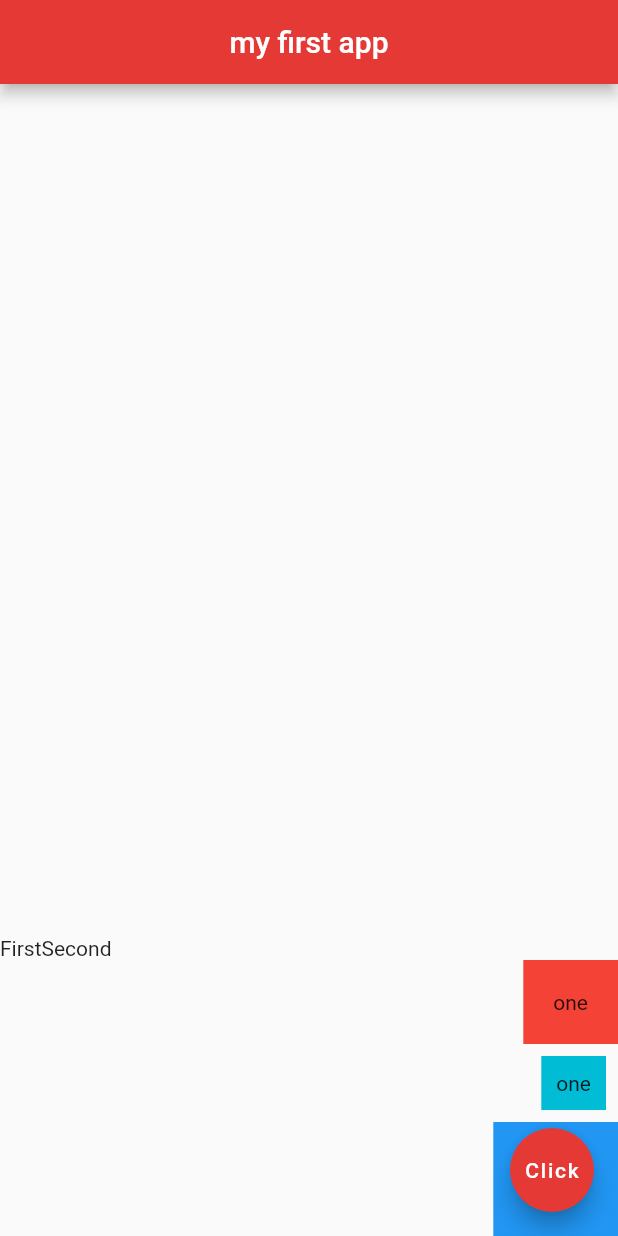
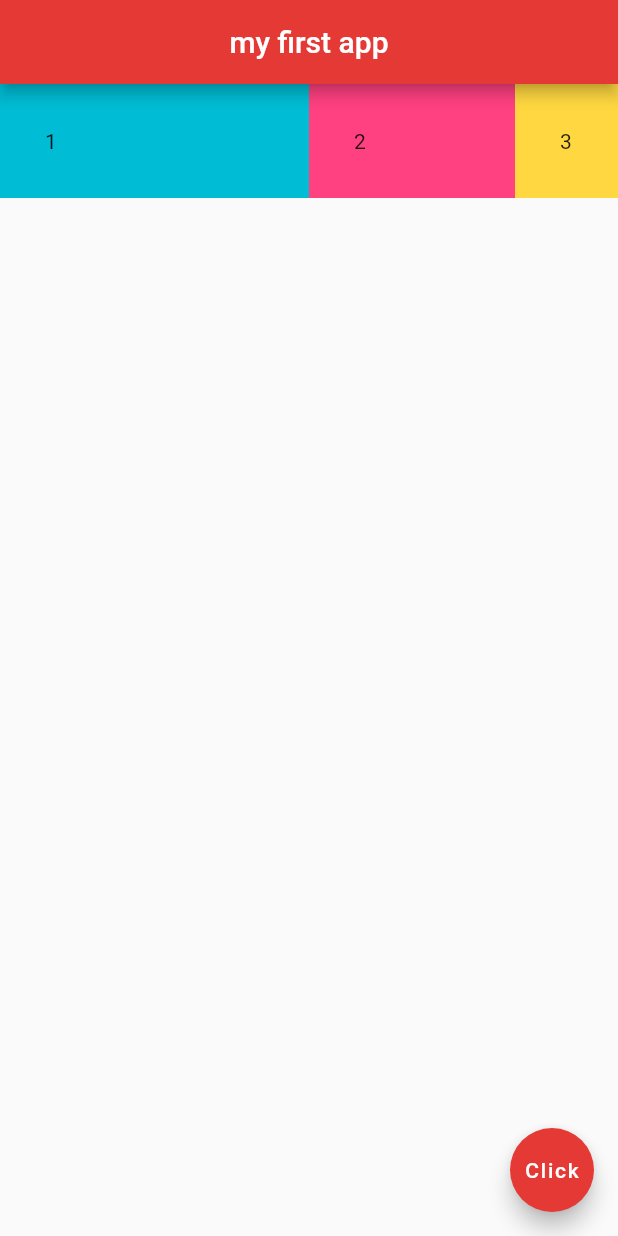
Before and after one commit to SimonB87/flutter-app, a Flutter app: the screen it shows after launch, on a phone screen of 412 x 824 dp. Run offline on Flutter 3.47's test engine with Material 2 defaults, Android fonts, the phone set to English and light mode, and no system bars.

Commit message:
Lesson 14 - Expanded widget

```diff
--- a/lib/main.dart
+++ b/lib/main.dart
@@ -14,37 +14,34 @@ class Home extends StatelessWidget {
         centerTitle: true,
         backgroundColor: Colors.red[600],
       ),
-      body: Column(
-        mainAxisAlignment: MainAxisAlignment.end,
-        crossAxisAlignment: CrossAxisAlignment.end,
+      body: Row(
         children: <Widget>[
-          Center(
-            child: Row(
-              children: <Widget>[
-                Text("First"),
-                Text("Second"),
-              ],
+          Expanded(
+            flex: 3,
+            child: Container(
+              padding: EdgeInsets.all(30.0),
+              color: Colors.cyan,
+              child: Text("1"),
             ),
           ),
-          Container(
-            padding: EdgeInsets.all(20.0),
-            color: Colors.red,
-            child: Text("one"),
-          ),
-          Padding(
-            padding: const EdgeInsets.all(8.0),
+          Expanded(
+            flex: 2,
             child: Container(
-              padding: EdgeInsets.all(10.0),
-              color: Colors.cyan,
-              child: Text("one"),
+              padding: EdgeInsets.all(30.0),
+              color: Colors.pinkAccent,
+              child: Text("2"),
             ),
           ),
-          Container(
-            padding: EdgeInsets.all(30.0),
-            color: Colors.blue,
-            child: Text("one"),
+          Expanded(
+            flex: 1,
+            child: Container(
+              padding: EdgeInsets.all(30.0),
+              color: Colors.amberAccent,
+              child: Text("3"),
+            ),
           ),
         ],
+
       ),
       floatingActionButton: FloatingActionButton(
         onPressed: () {},
```
